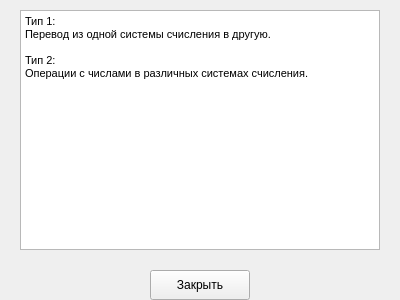
Before: the Qt Designer form uis/InformationWindow.ui in DeynekoVladimir55555/School-Project-10, drawn with Qt 5.
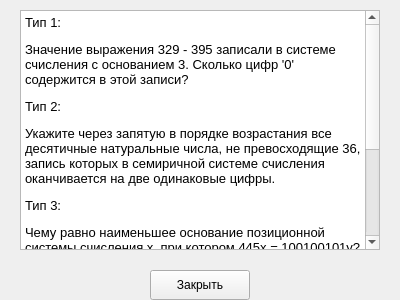
After: the same form once the commit is applied.

What changed in the file:
```diff
--- a/uis/InformationWindow.ui
+++ b/uis/InformationWindow.ui
@@ -40,11 +40,15 @@
 &lt;html&gt;&lt;head&gt;&lt;meta name=&quot;qrichtext&quot; content=&quot;1&quot; /&gt;&lt;style type=&quot;text/css&quot;&gt;
 p, li { white-space: pre-wrap; }
 &lt;/style&gt;&lt;/head&gt;&lt;body style=&quot; font-family:'MS Shell Dlg 2'; font-size:8.25pt; font-weight:400; font-style:normal;&quot;&gt;
-&lt;p style=&quot; margin-top:0px; margin-bottom:0px; margin-left:0px; margin-right:0px; -qt-block-indent:0; text-indent:0px;&quot;&gt;Тип 1:&lt;/p&gt;
-&lt;p style=&quot; margin-top:0px; margin-bottom:0px; margin-left:0px; margin-right:0px; -qt-block-indent:0; text-indent:0px;&quot;&gt;Перевод из одной системы счисления в другую.&lt;/p&gt;
-&lt;p style=&quot;-qt-paragraph-type:empty; margin-top:0px; margin-bottom:0px; margin-left:0px; margin-right:0px; -qt-block-indent:0; text-indent:0px;&quot;&gt;&lt;br /&gt;&lt;/p&gt;
-&lt;p style=&quot; margin-top:0px; margin-bottom:0px; margin-left:0px; margin-right:0px; -qt-block-indent:0; text-indent:0px;&quot;&gt;Тип 2:&lt;/p&gt;
-&lt;p style=&quot; margin-top:0px; margin-bottom:0px; margin-left:0px; margin-right:0px; -qt-block-indent:0; text-indent:0px;&quot;&gt;Операции с числами в различных системах счисления.&lt;/p&gt;&lt;/body&gt;&lt;/html&gt;</string>
+&lt;p style=&quot; margin-top:12px; margin-bottom:12px; margin-left:0px; margin-right:0px; -qt-block-indent:0; text-indent:0px;&quot;&gt;&lt;span style=&quot; font-size:10pt;&quot;&gt;Тип 1:&lt;/span&gt;&lt;/p&gt;
+&lt;p style=&quot; margin-top:12px; margin-bottom:12px; margin-left:0px; margin-right:0px; -qt-block-indent:0; text-indent:0px;&quot;&gt;&lt;span style=&quot; font-size:10pt;&quot;&gt;Значение выражения 329 - 395 записали в системе счисления с основанием 3. Сколько цифр '0' содержится в этой записи? &lt;/span&gt;&lt;/p&gt;
+&lt;p style=&quot; margin-top:12px; margin-bottom:12px; margin-left:0px; margin-right:0px; -qt-block-indent:0; text-indent:0px;&quot;&gt;&lt;span style=&quot; font-size:10pt;&quot;&gt;Тип 2:&lt;/span&gt;&lt;/p&gt;
+&lt;p style=&quot; margin-top:12px; margin-bottom:12px; margin-left:0px; margin-right:0px; -qt-block-indent:0; text-indent:0px;&quot;&gt;&lt;span style=&quot; font-size:10pt;&quot;&gt;Укажите через запятую в порядке возрастания все десятичные натуральные числа, не превосходящие 36, запись которых в семиричной системе счисления оканчивается на две одинаковые цифры. &lt;/span&gt;&lt;/p&gt;
+&lt;p style=&quot; margin-top:12px; margin-bottom:12px; margin-left:0px; margin-right:0px; -qt-block-indent:0; text-indent:0px;&quot;&gt;&lt;span style=&quot; font-size:10pt;&quot;&gt;Тип 3:&lt;/span&gt;&lt;/p&gt;
+&lt;p style=&quot; margin-top:12px; margin-bottom:12px; margin-left:0px; margin-right:0px; -qt-block-indent:0; text-indent:0px;&quot;&gt;&lt;span style=&quot; font-size:10pt;&quot;&gt;Чему равно наименьшее основание позиционной системы счисления x, при котором 445x = 100100101y? Ответ записать в виде целого числа. &lt;/span&gt;&lt;/p&gt;
+&lt;p style=&quot; margin-top:12px; margin-bottom:12px; margin-left:0px; margin-right:0px; -qt-block-indent:0; text-indent:0px;&quot;&gt;&lt;span style=&quot; font-size:10pt;&quot;&gt;Тип 4:&lt;/span&gt;&lt;/p&gt;
+&lt;p style=&quot; margin-top:12px; margin-bottom:12px; margin-left:0px; margin-right:0px; -qt-block-indent:0; text-indent:0px;&quot;&gt;&lt;span style=&quot; font-size:10pt;&quot;&gt;Запись числа 359 в системе счисления с основанием N содержит 3 цифры и оканчивается на 7.Чему равно минимально возможное основание системы счисления? &lt;/span&gt;&lt;span style=&quot; font-family:'Aptos','sans-serif'; font-size:10pt;&quot;&gt;&lt;br /&gt;&lt;/span&gt;&lt;/p&gt;
+&lt;p style=&quot; margin-top:12px; margin-bottom:12px; margin-left:0px; margin-right:0px; -qt-block-indent:0; text-indent:0px;&quot;&gt;&lt;span style=&quot; font-size:10pt;&quot;&gt;  &lt;/span&gt;&lt;/p&gt;&lt;/body&gt;&lt;/html&gt;</string>
    </property>
   </widget>
  </widget>
```
